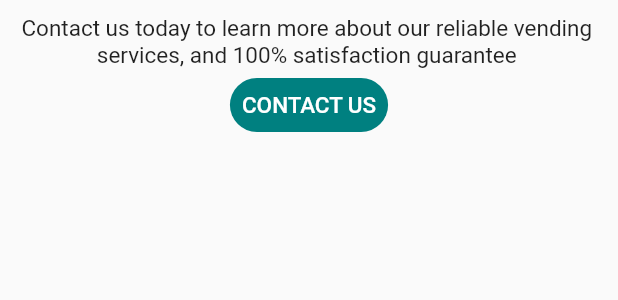
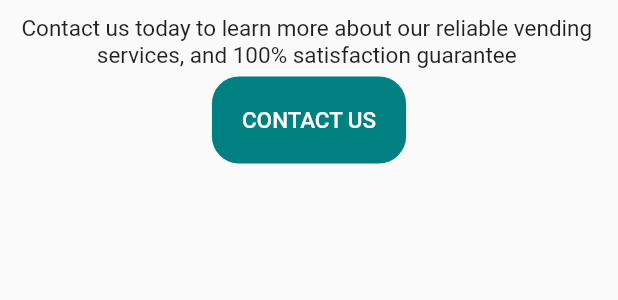
Before and after one commit to JacobFrericks/midiowavending_deploy, a Flutter app: the Footer widget shown alone on an empty page, opened directly, on a phone screen of 412 x 824 dp. Shown: the top 300 px of the screen. Run offline on Flutter 3.47's test engine with Material 2 defaults, Android fonts, the phone set to English and light mode, and no system bars; our stand-ins replace font_awesome_flutter.

Commit message:
Fixing button internal padding and padding along sides of pictexts

```diff
--- a/lib/footer.dart
+++ b/lib/footer.dart
@@ -12,15 +12,15 @@ class _ScreenState extends State<Footer> {
   Widget build(BuildContext context) {
     return Column(
         children: <Widget>[
-          Padding(
-            padding: EdgeInsets.only(top: 10),
-          ),
+          Padding(padding: EdgeInsets.only(top: 10)),
           SelectableText(
               "Contact us today to learn more about our reliable vending services, and 100% satisfaction guarantee",
               style: TextStyle(fontSize: 15.0),
             textAlign: TextAlign.center,
           ),
+          Padding(padding: EdgeInsets.only(top: 5)),
           contactUsButton(),
+          Padding(padding: EdgeInsets.only(top: 10)),
         ]
     );
   }
@@ -29,7 +29,10 @@ class _ScreenState extends State<Footer> {
     return FlatButton(
       color: Color.fromRGBO(0, 128, 128, 1),
       textColor: Colors.white,
-      padding: EdgeInsets.all(8.0),
+      padding: EdgeInsets.all(20.0),
+      shape: RoundedRectangleBorder(
+        borderRadius: new BorderRadius.circular(18.0),
+      ),
       onPressed: () {
         print("Contact Us Pressed!");
       },
@@ -37,10 +40,6 @@ class _ScreenState extends State<Footer> {
         "CONTACT US",
         style: TextStyle(fontSize: 15.0),
       ),
-      shape: RoundedRectangleBorder(
-          borderRadius: new BorderRadius.circular(18.0),
-      ),
-
     );
   }
 }
```
Also changed, not shown: lib/banner.dart (+17 -8 lines), lib/pictext.dart (+12 -1 lines).
